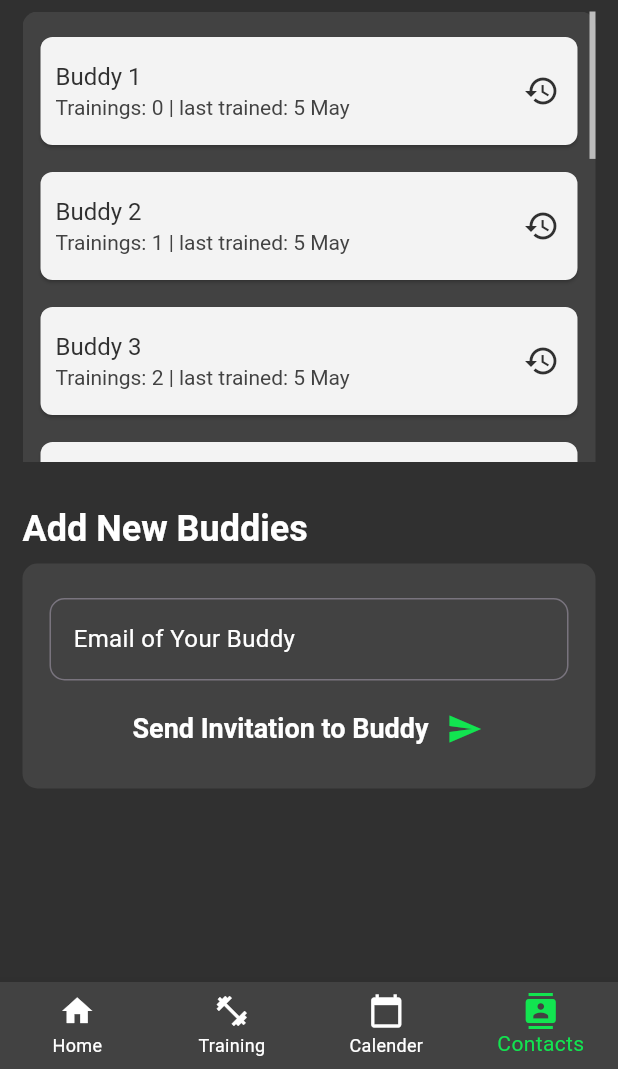
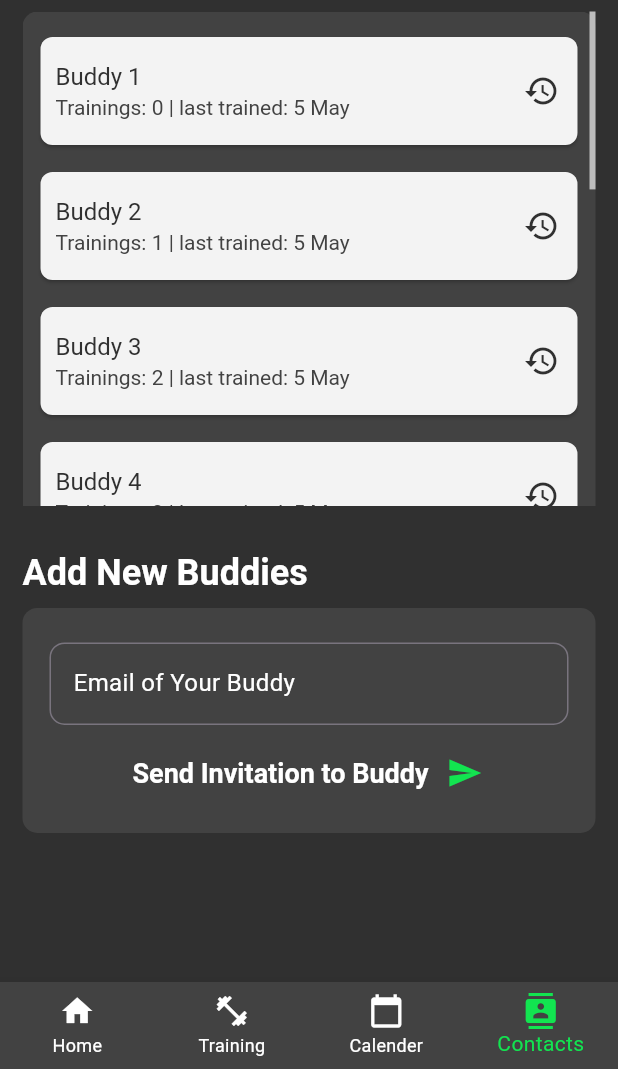
Before and after one commit to julienco03/gymbuddies-flutter, a Flutter app: the ContactsPage screen opened by its route, on a phone screen of 412 x 824 dp, the part 167-1236 px from its top. Run offline on Flutter 3.47's test engine with Material 3 defaults, Android fonts, the phone set to English and light mode, and no system bars; our stand-ins replace go_router, table_calendar.

Commit message:
Use viewport height instead of static height

```diff
--- a/lib/presentation/contacts/widgets/contacts_list_widget.dart
+++ b/lib/presentation/contacts/widgets/contacts_list_widget.dart
@@ -7,6 +7,7 @@ class ContactsListWidget extends StatelessWidget {
   @override
   Widget build(BuildContext context) {
     const String contactsListTitle = 'Buddies';
+    double screenHeight = MediaQuery.of(context).size.height;
 
     return Column(
       crossAxisAlignment: CrossAxisAlignment.start,
@@ -19,7 +20,7 @@ class ContactsListWidget extends StatelessWidget {
           height: 8.0,
         ),
         SizedBox(
-          height: 300.0,
+          height: screenHeight * 0.4,
           child: Scrollbar(
             thumbVisibility: true,
             child: SingleChildScrollView(
```
